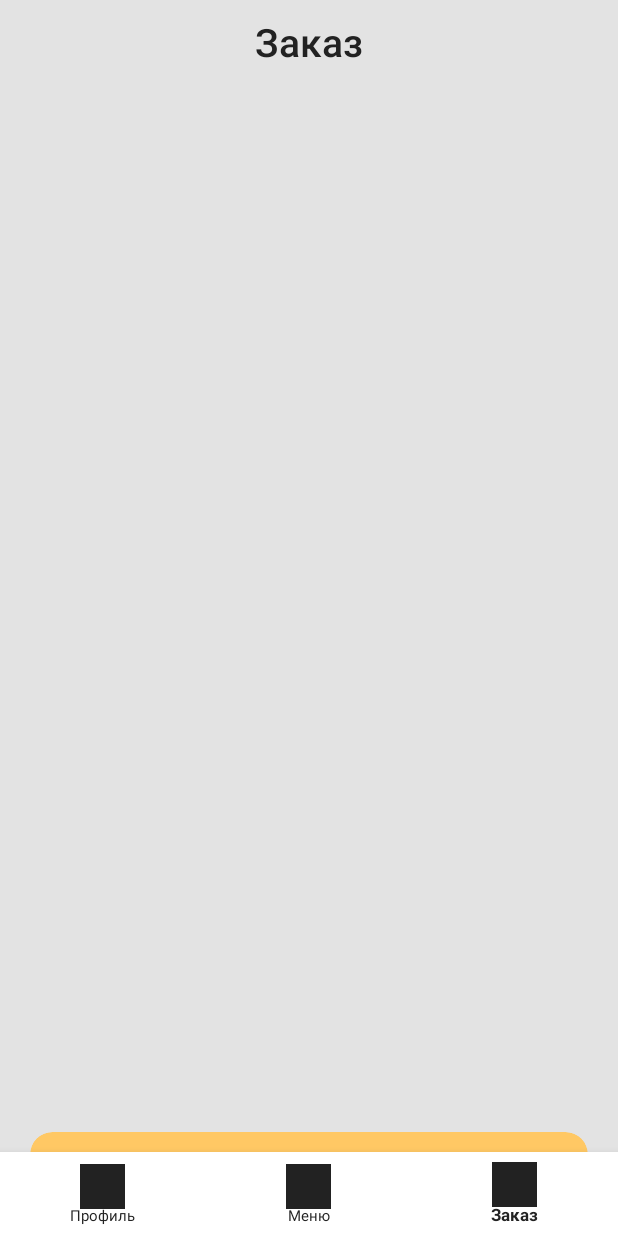
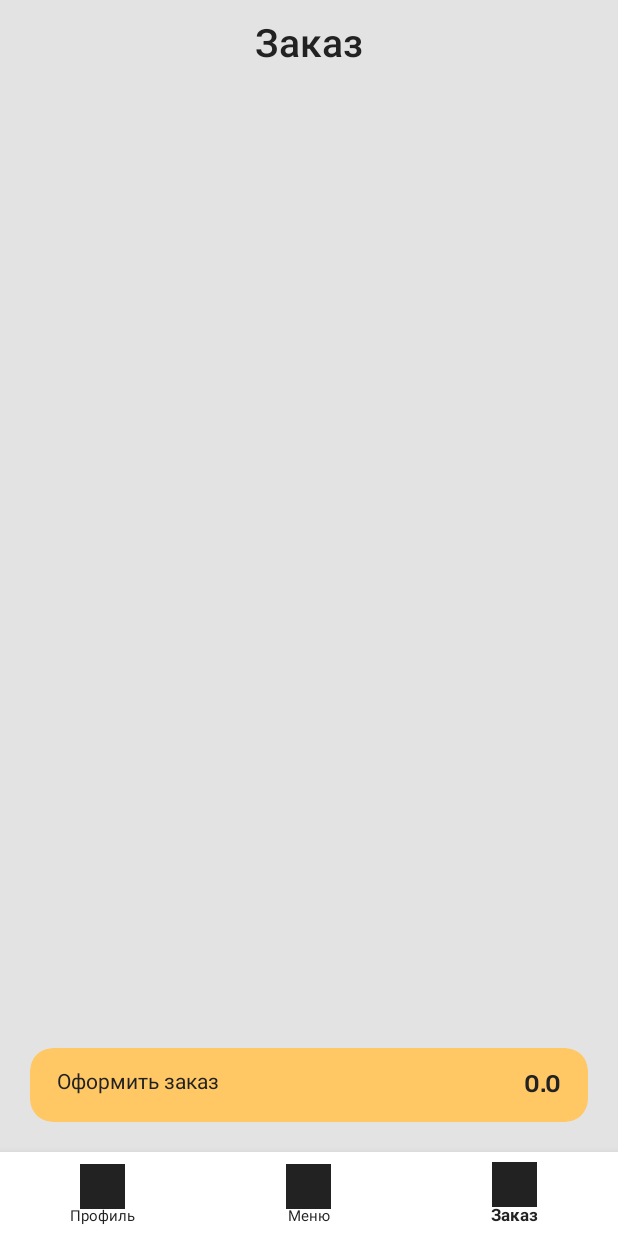
Before and after one commit to qwonix/FoxWhiskers, an Android app: the screen it shows after launch (MainActivity), item 3 of the bottom bar chosen, on a phone screen of 412 x 824 dp. Run offline under Robolectric (Android 15) with nearby library versions, the phone set to English and light mode, and no system bars; our stand-ins replace Picasso, data binding, navigation-ui; pictures from the network do not load; 1 statement that could not run was skipped.

Commit message:
fix BottomNavigationView overlay

```diff
--- a/app/src/main/res/layout/activity_main.xml
+++ b/app/src/main/res/layout/activity_main.xml
@@ -1,16 +1,21 @@
 <?xml version="1.0" encoding="utf-8"?>
-<merge xmlns:android="http://schemas.android.com/apk/res/android"
+<LinearLayout xmlns:android="http://schemas.android.com/apk/res/android"
     xmlns:app="http://schemas.android.com/apk/res-auto"
     xmlns:tools="http://schemas.android.com/tools"
+    android:layout_width="match_parent"
+    android:layout_height="match_parent"
+    android:orientation="vertical"
     tools:context=".MainActivity">
 
     <androidx.fragment.app.FragmentContainerView
         android:id="@+id/fragment_container_main"
         android:name="androidx.navigation.fragment.NavHostFragment"
         android:layout_width="match_parent"
-        android:layout_height="match_parent"
+        android:layout_height="0dp"
+        android:layout_weight="1"
         app:defaultNavHost="true"
-        app:navGraph="@navigation/bottom_navigation_graph" />
+        app:navGraph="@navigation/bottom_navigation_graph"
+        tools:layout="@layout/fragment_menu" />
 
     <com.google.android.material.bottomnavigation.BottomNavigationView
         android:id="@+id/bottom_navigation_view_main"
@@ -25,4 +30,4 @@
         app:labelVisibilityMode="labeled"
         app:menu="@menu/bottom_navigation_menu" />
 
-</merge>
+</LinearLayout>
```
